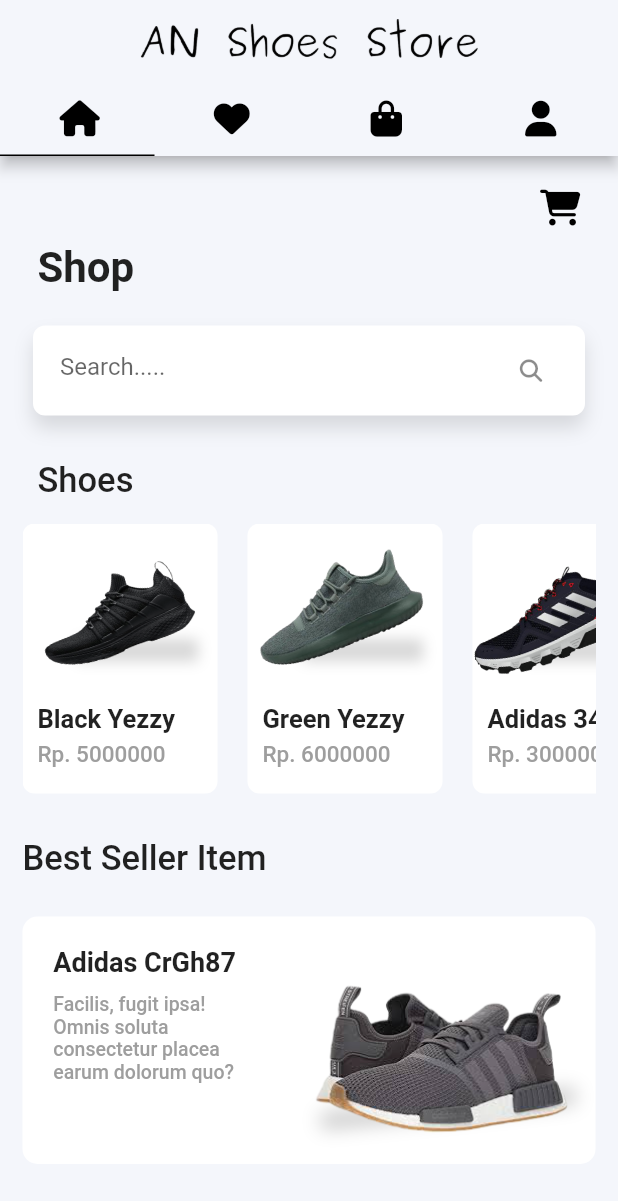
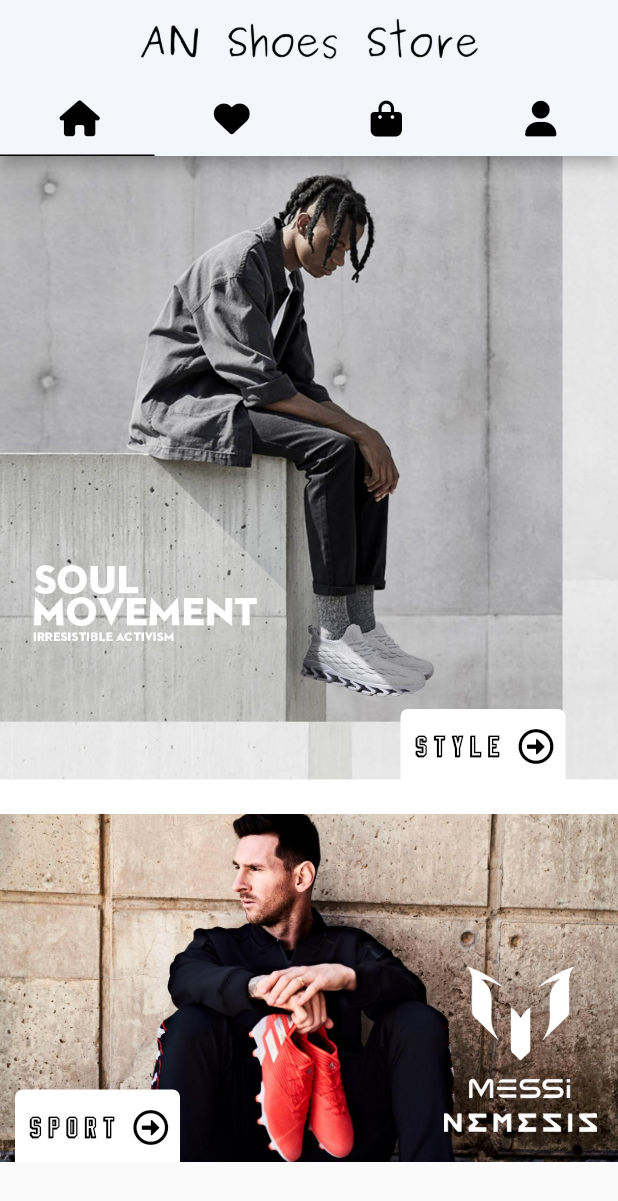
Before and after one commit to aqibalvaaiziin/shoesProject, a Flutter app: the screen it shows after launch, on a phone screen of 412 x 824 dp. Shown: the top 1201 px of the screen. Run offline on Flutter 3.47's test engine with Material 2 defaults, Android fonts, the phone set to English and light mode, and no system bars; our stand-ins replace flutter_icons.

Commit message:
make home page navigation

```diff
--- a/lib/icons/icon.dart
+++ b/lib/icons/icon.dart
@@ -36,4 +36,8 @@
     FontAwesome.arrow_left,
     color: Colors.black,
   );
+  static const Icon right = Icon(
+    FontAwesome.arrow_circle_o_right,
+    color: Colors.black,
+  );
 }
--- a/lib/main.dart
+++ b/lib/main.dart
@@ -2,6 +2,7 @@
 import 'package:shoes/icons/icon.dart';
 import 'package:shoes/pages/home_page.dart';
 import 'package:shoes/pages/profile.dart';
+import 'package:shoes/widgets/universal/custom_button.dart';
 
 void main() => runApp(MyApp());
 
@@ -53,12 +54,7 @@
                   style: TextStyle(fontSize: 30),
                 ),
               ),
-              Center(
-                child: Text(
-                  "Transaction History of user",
-                  style: TextStyle(fontSize: 30),
-                ),
-              ),
+              CustomButton(Colors.red, Colors.white, "lala"),
               Center(
                 child: ProfilePage(),
               ),
--- a/lib/pages/detail_page.dart
+++ b/lib/pages/detail_page.dart
@@ -19,17 +19,20 @@
   Widget build(BuildContext context) {
     return Scaffold(
       backgroundColor: Colors.grey[300],
-      body: Padding(
-        padding: EdgeInsets.symmetric(horizontal: 20, vertical: 50),
+      body: Container(
         child: SingleChildScrollView(
           child: Column(
             crossAxisAlignment: CrossAxisAlignment.start,
             children: <Widget>[
-              GestureDetector(
-                onTap: () {
-                  Navigator.of(context).pop();
-                },
-                child: CustomIcon.back,
+              Padding(
+                padding:
+                    const EdgeInsets.symmetric(horizontal: 20, vertical: 50),
+                child: GestureDetector(
+                  onTap: () {
+                    Navigator.of(context).pop();
+                  },
+                  child: CustomIcon.back,
+                ),
               ),
               Container(
                 width: MediaQuery.of(context).size.width,
@@ -53,6 +56,7 @@
                       Positioned(
                         top: 360,
                         child: Container(
+                          margin: EdgeInsets.only(left: 20),
                           width: MediaQuery.of(context).size.width,
                           height: MediaQuery.of(context).size.height * 0.5,
                           child: Row(
@@ -154,8 +158,11 @@
                       Transform.translate(
                         offset: Offset(20, 460),
                         child: Container(
+                            margin: EdgeInsets.only(left: 20),
                             width: MediaQuery.of(context).size.width * 0.8,
                             child: Column(
+                              mainAxisAlignment: MainAxisAlignment.start,
+                              crossAxisAlignment: CrossAxisAlignment.center,
                               children: <Widget>[
                                 Text(
                                   widget.shoesName,
--- a/lib/pages/home_page.dart
+++ b/lib/pages/home_page.dart
@@ -1,50 +1,49 @@
 import 'package:flutter/material.dart';
-import 'package:shoes/widgets/home_page/head_page.dart';
-import 'package:shoes/widgets/home_page/product_card.dart';
-import 'package:shoes/widgets/home_page/top_brand.dart';
+import 'package:shoes/widgets/universal/custom_button.dart';
 
 class HomePage extends StatelessWidget {
   @override
   Widget build(BuildContext context) {
-    return Scaffold(
-      backgroundColor: Color(0xFFf4f6fb),
-      body: SingleChildScrollView(
-        child: Column(
-          mainAxisAlignment: MainAxisAlignment.start,
-          crossAxisAlignment: CrossAxisAlignment.start,
+    return ListView(
+      children: <Widget>[
+        Stack(children: <Widget>[
+          Image.asset(
+            "assets/images/yezzy.jpg",
+          ),
+          Positioned(
+            right: 35,
+            bottom: 20,
+            child: GestureDetector(
+              onTap: () {},
+              child: CustomButton(Colors.white, Colors.black, "Style"),
+            ),
+          ),
+        ]),
+        Stack(
           children: <Widget>[
-            HeadPage(),
-            SizedBox(
-              height: 15,
+            Image.asset(
+              "assets/images/nemesis.jpg",
             ),
-            Container(
-              margin: EdgeInsets.symmetric(horizontal: 15),
-              height: 180,
-              child: ListView(
-                scrollDirection: Axis.horizontal,
-                children: <Widget>[
-                  CardProduts(
-                      "assets/images/adidas1.png", "Black Yezzy", 5000000),
-                  CardProduts(
-                      "assets/images/adidas2.png", "Green Yezzy", 6000000),
-                  CardProduts(
-                      "assets/images/adidas3.png", "Adidas 34CX", 3000000),
-                  CardProduts(
-                      "assets/images/adidas4.png", "Adidas 23CTR", 1000000),
-                  CardProduts(
-                      "assets/images/adidas5.png", "Adidas 56Cw", 2000000),
-                  CardProduts(
-                      "assets/images/adidas7.png", "Adidas 5436C", 6000000),
-                ],
+            Positioned(
+              right: 10,
+              bottom: 20,
+              child: Image.asset(
+                "assets/images/messi.png",
+                width: 110,
+                height: 110,
               ),
             ),
-            SizedBox(
-              height: 30,
+            Positioned(
+              left: 10,
+              bottom: -2,
+              child: GestureDetector(
+                onTap: () {},
+                child: CustomButton(Colors.white, Colors.black, "Sport"),
+              ),
             ),
-            TopBrand(),
           ],
-        ),
-      ),
+        )
+      ],
     );
   }
 }
--- /dev/null
+++ b/lib/pages/main_page.dart
@@ -0,0 +1,50 @@
+import 'package:flutter/material.dart';
+import 'package:shoes/widgets/main_page/head_page.dart';
+import 'package:shoes/widgets/main_page/product_card.dart';
+import 'package:shoes/widgets/main_page/top_brand.dart';
+
+class MainPage extends StatelessWidget {
+  @override
+  Widget build(BuildContext context) {
+    return Scaffold(
+      backgroundColor: Color(0xFFf4f6fb),
+      body: SingleChildScrollView(
+        child: Column(
+          mainAxisAlignment: MainAxisAlignment.start,
+          crossAxisAlignment: CrossAxisAlignment.start,
+          children: <Widget>[
+            HeadPage(),
+            SizedBox(
+              height: 15,
+            ),
+            Container(
+              margin: EdgeInsets.symmetric(horizontal: 15),
+              height: 180,
+              child: ListView(
+                scrollDirection: Axis.horizontal,
+                children: <Widget>[
+                  CardProduts(
+                      "assets/images/adidas1.png", "Black Yezzy", 5000000),
+                  CardProduts(
+                      "assets/images/adidas2.png", "Green Yezzy", 6000000),
+                  CardProduts(
+                      "assets/images/adidas3.png", "Adidas 34CX", 3000000),
+                  CardProduts(
+                      "assets/images/adidas4.png", "Adidas 23CTR", 1000000),
+                  CardProduts(
+                      "assets/images/adidas5.png", "Adidas 56Cw", 2000000),
+                  CardProduts(
+                      "assets/images/adidas7.png", "Adidas 5436C", 6000000),
+                ],
+              ),
+            ),
+            SizedBox(
+              height: 30,
+            ),
+            TopBrand(),
+          ],
+        ),
+      ),
+    );
+  }
+}
--- a/lib/widgets/profile_page/picture_profile.dart
+++ b/lib/widgets/profile_page/picture_profile.dart
@@ -19,7 +19,7 @@
             decoration: BoxDecoration(
               shape: BoxShape.circle,
               image: DecorationImage(
-                fit: BoxFit.fill,
+                fit: BoxFit.cover,
                 image: AssetImage("assets/images/zayn-malik-1.jpg"),
               ),
             ),
@@ -30,7 +30,8 @@
             child: Container(
               width: 55,
               height: 55,
-              decoration: BoxDecoration(color: Colors.grey,shape: BoxShape.circle),
+              decoration:
+                  BoxDecoration(color: Colors.grey, shape: BoxShape.circle),
               child: CustomIcon.camera,
             ),
           )
--- /dev/null
+++ b/lib/widgets/universal/custom_button.dart
@@ -0,0 +1,56 @@
+import 'package:flutter/material.dart';
+import 'package:shoes/icons/icon.dart';
+
+class CustomButton extends StatefulWidget {
+  Color bd;
+  Color tc;
+  String text;
+  @override
+  _CustomButtonState createState() => _CustomButtonState(bd, tc, text);
+  CustomButton(this.bd, this.tc, this.text);
+}
+
+class _CustomButtonState extends State<CustomButton> {
+  Color bd;
+  Color tc;
+  String text;
+  _CustomButtonState(this.bd, this.tc, this.text);
+  @override
+  Widget build(BuildContext context) {
+    return Container(
+      child: Stack(
+        children: <Widget>[
+          Container(
+            width: 110,
+            height: 50,
+            decoration: BoxDecoration(
+              color: bd,
+              borderRadius: BorderRadius.only(
+                topLeft: Radius.circular(5),
+                topRight: Radius.circular(5),
+              ),
+            ),
+            child: Center(
+              child: Row(
+                  mainAxisAlignment: MainAxisAlignment.center,
+                  children: <Widget>[
+                    Text(
+                      text,
+                      style: TextStyle(
+                          color: tc,
+                          fontSize: 14,
+                          fontWeight: FontWeight.w700,
+                          fontFamily: "nhl"),
+                    ),
+                    SizedBox(
+                      width: 10,
+                    ),
+                    CustomIcon.right
+                  ]),
+            ),
+          ),
+        ],
+      ),
+    );
+  }
+}
```
Also changed, not shown: pubspec.yaml (+8 -4 lines), assets/fonts/NHLENYRO.ttf (added), assets/fonts/NHLEPho_.ttf (added), assets/images/arival.jpg (added), assets/images/messi.png (added), assets/images/nemesis.jpg (added), assets/images/yezzy.jpg (added), lib/widgets/main_page/head_page.dart (renamed from lib/widgets/home_page/head_page.dart), lib/widgets/main_page/product_card.dart (renamed from lib/widgets/home_page/product_card.dart), lib/widgets/main_page/top_brand.dart (renamed from lib/widgets/home_page/top_brand.dart).
